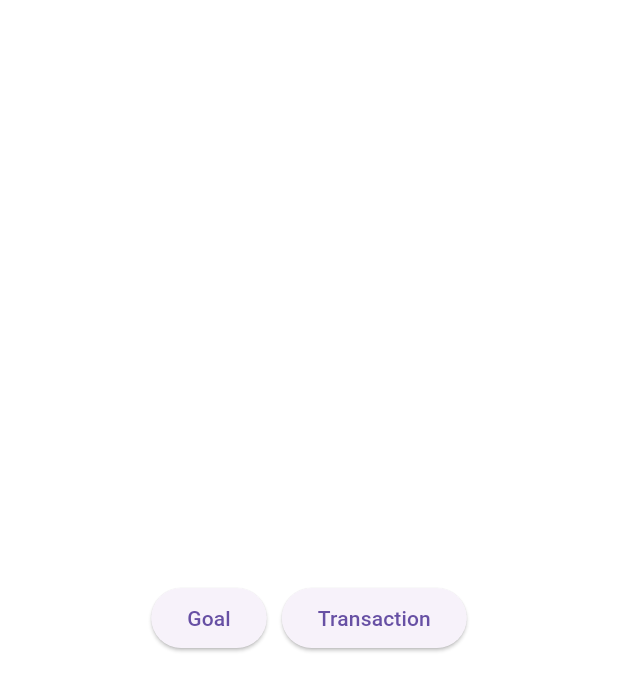
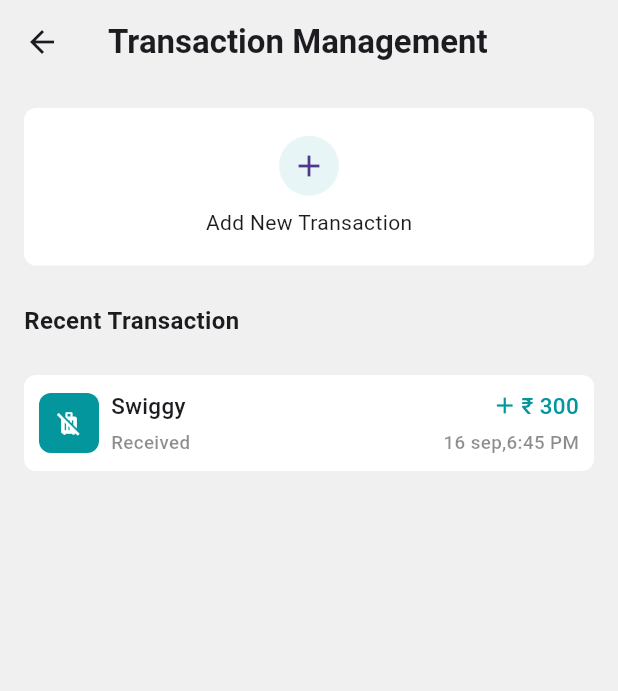
Before and after one commit to Arjun256900/goal-syncorb, a Flutter app: the screen it shows after launch, after a tap on "Transaction", on a phone screen of 412 x 824 dp. Shown: the top 691 px of the screen. Run offline on Flutter 3.47's test engine with Material 3 defaults, Android fonts, the phone set to English and light mode, and no system bars.

Commit message:
arjun: UI complete

```diff
--- a/lib/main.dart
+++ b/lib/main.dart
@@ -13,9 +13,14 @@ class MyApp extends StatelessWidget {
     return MaterialApp(
       home: Home(),
       debugShowCheckedModeBanner: false,
-      theme: ThemeData(scaffoldBackgroundColor: Color(0xFFF0F0F0),textSelectionTheme: TextSelectionThemeData(
-      cursorColor: const Color.fromARGB(132, 0, 0, 0), // cursor color
-      selectionColor: const Color.fromARGB(104, 3, 91, 205))),
+      theme: ThemeData(
+        scaffoldBackgroundColor: Color(0xFFF0F0F0),
+        primaryColor: Color(0xFF03969D),
+        textSelectionTheme: TextSelectionThemeData(
+          cursorColor: const Color.fromARGB(132, 0, 0, 0), // cursor color
+          selectionColor: const Color.fromARGB(104, 3, 91, 205),
+        ),
+      ),
     );
   }
 }
--- a/lib/screens/add_new_goal.dart
+++ b/lib/screens/add_new_goal.dart
@@ -69,7 +69,7 @@ class AddNewGoal extends StatelessWidget {
                         ),
 
                         ),
-                        backgroundColor: Color.fromRGBO(3, 150, 157,1),
+                        backgroundColor:Theme.of(context).primaryColor,
                         ),
                     child: Text("Set Goal",style: TextStyle(color: Colors.white,fontSize: 14,fontWeight: FontWeight.w500),)
                   ),
--- a/lib/screens/home.dart
+++ b/lib/screens/home.dart
@@ -1,6 +1,7 @@
 import 'package:flutter/cupertino.dart';
 import 'package:flutter/material.dart';
 import 'package:goal/screens/set_goal.dart';
+import 'package:goal/screens/transaction_screen.dart';
 
 class Home extends StatelessWidget {
   const Home({super.key});
@@ -20,7 +21,14 @@ class Home extends StatelessWidget {
             child: Text("Goal"),
           ),
           const SizedBox(width: 10),
-          ElevatedButton(onPressed: () {}, child: Text("Transaction")),
+          ElevatedButton(
+            onPressed: () {
+              Navigator.of(context).push(
+                CupertinoPageRoute(builder: (context) => TransactionScreen()),
+              );
+            },
+            child: Text("Transaction"),
+          ),
         ],
       ),
     );
--- a/lib/screens/set_goal.dart
+++ b/lib/screens/set_goal.dart
@@ -18,7 +18,11 @@ class SetGoal extends StatelessWidget {
           crossAxisAlignment: CrossAxisAlignment.start,
           children: [
             const SizedBox(height: 10),
-            AddContainer(),
+            AddContainer(
+              subtext: "Add New Goal",
+              isGoal: true,
+              isUpload: false,
+            ),
             const SizedBox(height: 25),
             Text(
               "Ongoing Goal List",
--- /dev/null
+++ b/lib/screens/transaction_screen.dart
@@ -0,0 +1,47 @@
+import 'package:flutter/material.dart';
+import 'package:goal/widgets/add_container.dart';
+import 'package:goal/widgets/transaction_card.dart';
+
+class TransactionScreen extends StatelessWidget {
+  const TransactionScreen({super.key});
+
+  @override
+  Widget build(BuildContext context) {
+    return Scaffold(
+      appBar: AppBar(
+        backgroundColor: Color(0xFFF0F0F0),
+        title: Text(
+          "Transaction Management",
+          style: TextStyle(fontWeight: FontWeight.w600),
+        ),
+      ),
+      body: Padding(
+        padding: const EdgeInsets.all(16.0),
+        child: Column(
+          crossAxisAlignment: CrossAxisAlignment.start,
+          children: [
+            AddContainer(
+              subtext: "Add New Transaction",
+              isGoal: false,
+              isUpload: false,
+            ),
+            const SizedBox(height: 25),
+            Text(
+              "Recent Transaction",
+              style: TextStyle(fontSize: 16, fontWeight: FontWeight.w600),
+            ),
+            const SizedBox(height: 25),
+            TransactionCard(
+              amount: "300",
+              date: "16 sep",
+              heading: "Swiggy",
+              time: "6:45 PM",
+              sendOrReceived: "Received",
+              debitOrCredit: "Credit",
+            ),
+          ],
+        ),
+      ),
+    );
+  }
+}
--- a/lib/widgets/add_container.dart
+++ b/lib/widgets/add_container.dart
@@ -1,17 +1,29 @@
 import 'package:flutter/cupertino.dart';
 import 'package:flutter/material.dart';
 import 'package:goal/screens/add_new_goal.dart';
+import 'package:goal/screens/add_new_transaction_screen.dart';
 
 class AddContainer extends StatelessWidget {
-  const AddContainer({super.key});
+  final String subtext;
+  final bool isGoal;
+  final bool isUpload;
+  const AddContainer({
+    super.key,
+    required this.subtext,
+    required this.isGoal,
+    required this.isUpload,
+  });
 
   @override
   Widget build(BuildContext context) {
     return InkWell(
       onTap: () => {
-        Navigator.of(
-          context,
-        ).push(CupertinoPageRoute(builder: (context) => AddNewGoal())),
+        Navigator.of(context).push(
+          CupertinoPageRoute(
+            builder: (context) =>
+                isGoal ? AddNewGoal() : AddNewTransactionScreen(),
+          ),
+        ),
       },
       child: Container(
         decoration: BoxDecoration(
@@ -25,11 +37,11 @@ class AddContainer extends StatelessWidget {
             mainAxisAlignment: MainAxisAlignment.center,
             children: [
               CircleAvatar(
-                backgroundColor: Color(0xFFE8F5F6),
-                child: Center(child: Icon(Icons.add)),
+                backgroundColor: Color(isUpload ? 0xFFFFFFFF : 0xFFE8F5F6),
+                child: Center(child: Icon(isUpload ? Icons.upload : Icons.add)),
               ),
               const SizedBox(height: 8),
-              Text("Add New Goal"),
+              Text(subtext),
             ],
           ),
         ),
--- /dev/null
+++ b/lib/widgets/transaction_card.dart
@@ -0,0 +1,132 @@
+import 'package:flutter/material.dart';
+
+class TransactionCard extends StatelessWidget {
+  final String amount;
+  final String heading;
+  final String date;
+  final String time;
+  final String sendOrReceived;
+  final String debitOrCredit;
+  const TransactionCard({
+    super.key,
+    required this.amount,
+    required this.date,
+    required this.heading,
+    required this.time,
+    required this.sendOrReceived,
+    required this.debitOrCredit,
+  });
+  Color getDebitOrCredit(BuildContext context,String debitOrCredit) {
+    switch (debitOrCredit.toLowerCase()) {
+      case 'debit':
+        return Color(0xFFFF0000);
+      case 'credit':
+        return Theme.of(context).primaryColor;
+      default:
+        return Color(0xFFF97358);
+    }
+  }
+
+  Icon getDebitOrCreditIcon(BuildContext context, debitOrCredit) {
+    final color = getDebitOrCredit(context, debitOrCredit);
+    if (debitOrCredit.toLowerCase() == "debit") {
+      return Icon(
+        Icons.remove,
+        color: color,
+        size: 18,
+      );
+    } else if (debitOrCredit.toLowerCase() == "credit") {
+      return Icon(Icons.add, color: color, size: 18);
+    } else {
+      return Icon(Icons.help_outline, color: Colors.grey);
+    }
+  }
+
+  @override
+  Widget build(BuildContext context) {
+    return Container(
+      width: double.infinity,
+      decoration: BoxDecoration(
+        color: Colors.white,
+        borderRadius: BorderRadius.circular(8),
+      ),
+      child: Padding(
+        padding: const EdgeInsets.all(10.0),
+        child: Row(
+          mainAxisAlignment: MainAxisAlignment.spaceBetween,
+          children: [
+            Row(
+              children: [
+                Container(
+                  height: 40,
+                  width: 40,
+                  decoration: BoxDecoration(
+                    borderRadius: BorderRadius.circular(8),
+                    color: Theme.of(context).primaryColor,
+                  ),
+                  child: Icon(
+                    Icons.leave_bags_at_home,
+                    size: 18,
+                    color: Colors.white,
+                  ),
+                ),
+                SizedBox(width: 8),
+                Column(
+                  crossAxisAlignment: CrossAxisAlignment.start,
+                  children: [
+                    Text(
+                      heading,
+                      style: TextStyle(
+                        fontSize: 15,
+                        fontWeight: FontWeight.w500,
+                      ),
+                    ),
+                    SizedBox(height: 5),
+                    Text(
+                      sendOrReceived,
+                      style: TextStyle(
+                        fontSize: 12.5,
+                        fontWeight: FontWeight.w500,
+                        color: Color.fromRGBO(0, 0, 0, 0.45),
+                      ),
+                    ),
+                  ],
+                ),
+              ],
+            ),
+            Column(
+              crossAxisAlignment: CrossAxisAlignment.end,
+              children: [
+                Row(
+                  mainAxisSize: MainAxisSize.min,
+                  mainAxisAlignment: MainAxisAlignment.end,
+                  children: [
+                    getDebitOrCreditIcon(context,debitOrCredit),
+                    SizedBox(width: 2),
+                    Text(
+                      '₹ $amount',
+                      style: TextStyle(
+                        fontSize: 15,
+                        fontWeight: FontWeight.w500,
+                        color: getDebitOrCredit(context,debitOrCredit),
+                      ),
+                    ),
+                  ],
+                ),
+                SizedBox(height: 5),
+                Text(
+                  '$date,$time',
+                  style: TextStyle(
+                    fontSize: 12.5,
+                    fontWeight: FontWeight.w500,
+                    color: Color.fromRGBO(0, 0, 0, 0.45),
+                  ),
+                ),
+              ],
+            ),
+          ],
+        ),
+      ),
+    );
+  }
+}
```
Also changed, not shown: lib/screens/add_new_transaction_screen.dart (added, +130 -0 lines), lib/widgets/dateField.dart (+17 -5 lines), lib/widgets/dropDownField.dart (+9 -6 lines), lib/widgets/goal_list_item.dart (+4 -4 lines).
